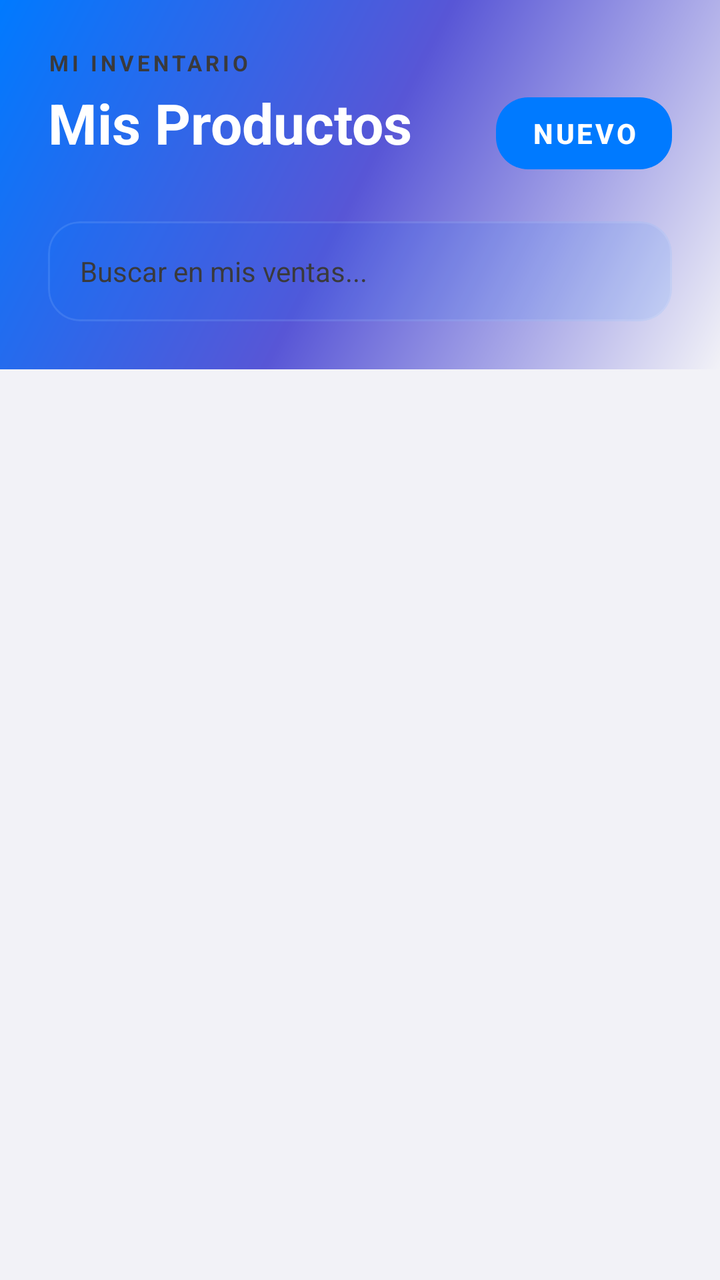
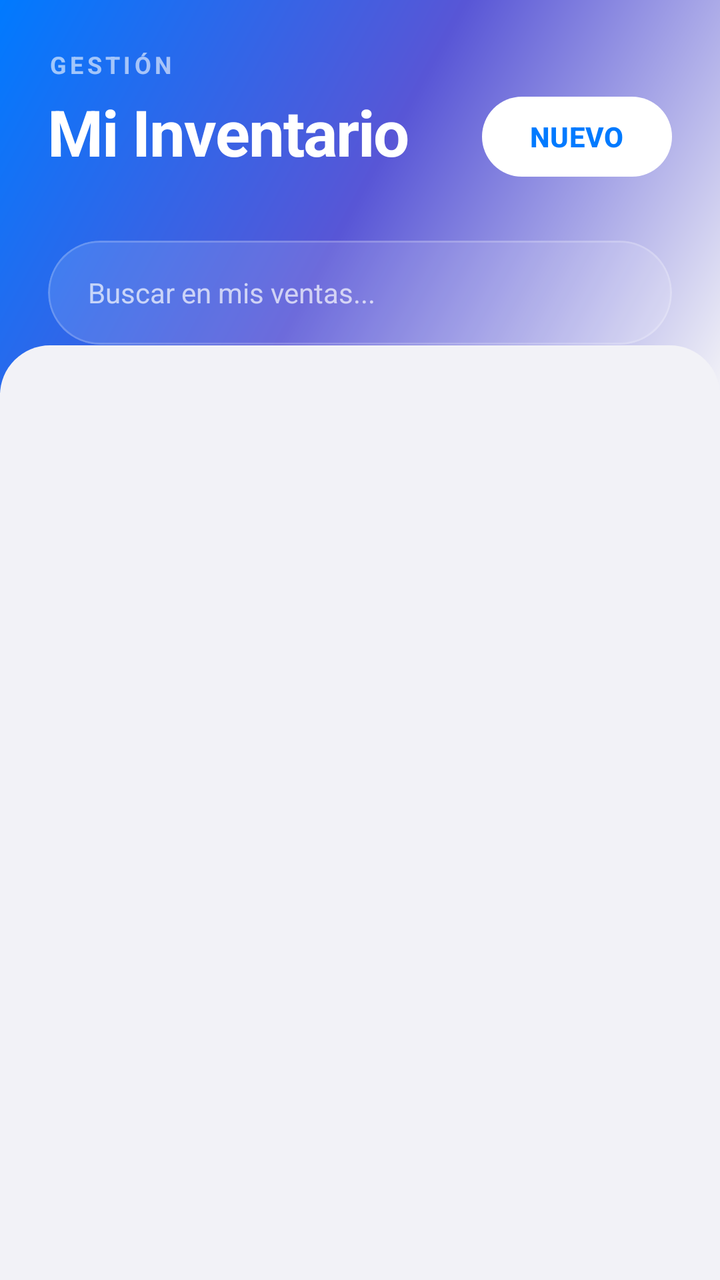

Screens rendered from an Android XML layout before and after an edit, with the pre-edit source and the edit as a unified diff.
<!-- AndroidManifest.xml: application theme Theme.ActividadMenu -->
<!-- res/layout/fragment_producto.xml -->
<?xml version="1.0" encoding="utf-8"?>
<androidx.coordinatorlayout.widget.CoordinatorLayout xmlns:android="http://schemas.android.com/apk/res/android"
    xmlns:app="http://schemas.android.com/apk/res-auto"
    xmlns:tools="http://schemas.android.com/tools"
    android:layout_width="match_parent"
    android:layout_height="match_parent"
    android:background="@color/background">

    <com.google.android.material.appbar.AppBarLayout
        android:layout_width="match_parent"
        android:layout_height="wrap_content"
        android:background="@android:color/transparent"
        app:elevation="0dp">

        <com.google.android.material.appbar.CollapsingToolbarLayout
            android:layout_width="match_parent"
            android:layout_height="wrap_content"
            app:layout_scrollFlags="scroll|exitUntilCollapsed">

            <LinearLayout
                android:layout_width="match_parent"
                android:layout_height="wrap_content"
                android:background="@drawable/header_gradient"
                android:orientation="vertical"
                android:padding="24dp"
                android:paddingTop="64dp"
                android:paddingBottom="32dp">

                <TextView
                    android:layout_width="wrap_content"
                    android:layout_height="wrap_content"
                    android:text="MI INVENTARIO"
                    android:textColor="@color/text_secondary"
                    android:textSize="11sp"
                    android:textStyle="bold"
                    android:letterSpacing="0.15" />

                <RelativeLayout
                    android:layout_width="match_parent"
                    android:layout_height="wrap_content"
                    android:layout_marginTop="4dp">

                    <TextView
                        android:layout_width="wrap_content"
                        android:layout_height="wrap_content"
                        android:text="Mis Productos"
                        android:textColor="@color/white"
                        android:textSize="28sp"
                        android:textStyle="bold" />

                    <com.google.android.material.button.MaterialButton
                        android:id="@+id/btnAgregarProducto"
                        style="@style/Widget.MaterialComponents.Button.UnelevatedButton"
                        android:layout_width="wrap_content"
                        android:layout_height="wrap_content"
                        android:layout_alignParentEnd="true"
                        android:layout_centerVertical="true"
                        android:text="NUEVO"
                        android:textColor="@color/white"
                        android:textStyle="bold"
                        app:cornerRadius="16dp"
                        app:backgroundTint="@color/primary" />
                </RelativeLayout>

                <com.google.android.material.card.MaterialCardView
                    android:layout_width="match_parent"
                    android:layout_height="wrap_content"
                    android:layout_marginTop="20dp"
                    app:cardCornerRadius="16dp"
                    app:cardElevation="0dp"
                    app:cardBackgroundColor="@color/glass_dark"
                    app:strokeWidth="1dp"
                    app:strokeColor="#1AFFFFFF">

                    <EditText
                        android:id="@+id/etSearch"
                        android:layout_width="match_parent"
                        android:layout_height="50dp"
                        android:background="@android:color/transparent"
                        android:hint="Buscar en mis ventas..."
                        android:paddingHorizontal="16dp"
                        android:textColor="@color/white"
                        android:textColorHint="@color/text_secondary"
                        android:textSize="14sp"
                        android:maxLines="1"
                        android:inputType="text" />
                </com.google.android.material.card.MaterialCardView>

            </LinearLayout>
        </com.google.android.material.appbar.CollapsingToolbarLayout>
    </com.google.android.material.appbar.AppBarLayout>

    <androidx.recyclerview.widget.RecyclerView
        android:id="@+id/rvProductos"
        android:layout_width="match_parent"
        android:layout_height="match_parent"
        android:clipToPadding="false"
        android:paddingTop="12dp"
        android:paddingBottom="80dp"
        android:layout_marginTop="-20dp"
        android:layoutAnimation="@anim/layout_animation_fall_down"
        app:layout_behavior="@string/appbar_scrolling_view_behavior" />

    <LinearLayout
        android:id="@+id/layoutEmpty"
        android:layout_width="wrap_content"
        android:layout_height="wrap_content"
        android:layout_gravity="center"
        android:gravity="center"
        android:orientation="vertical"
        android:visibility="gone">

        <TextView
            android:layout_width="wrap_content"
            android:layout_height="wrap_content"
            android:text="No tienes publicaciones"
            android:textColor="@color/text_secondary"
            android:textSize="16sp"
            android:textStyle="bold" />

        <TextView
            android:layout_width="wrap_content"
            android:layout_height="wrap_content"
            android:text="Usa el botón de arriba para empezar"
            android:textColor="@color/text_hint"
            android:textSize="14sp" />
    </LinearLayout>

</androidx.coordinatorlayout.widget.CoordinatorLayout>
<!-- resources referenced by this layout -->
<resources>
  <color name="background">#F2F2F7</color>
  <color name="glass_dark">#1A007AFF</color>
  <color name="primary">#007AFF</color>
  <color name="text_hint">#8E8E93</color>
  <color name="text_secondary">#3A3A3C</color>
  <color name="white">#FFFFFFFF</color>
  <!-- drawable header_gradient (drawable) -->
  <?xml version="1.0" encoding="utf-8"?>
  <shape xmlns:android="http://schemas.android.com/apk/res/android">
      <gradient
          android:angle="315"
          android:startColor="@color/grad_start"
          android:centerColor="@color/grad_center"
          android:endColor="@color/grad_end"
          android:type="linear" />
  </shape>
  <style name="Theme.ActividadMenu" parent="Base.Theme.ActividadMenu" />
  <color name="grad_start">#007AFF</color>
  <color name="grad_center">#5856D6</color>
  <color name="grad_end">#F2F2F7</color>
  <style name="Base.Theme.ActividadMenu" parent="Theme.Material3.DayNight.NoActionBar">
          <item name="colorPrimary">@color/primary</item>
          <item name="colorPrimaryDark">@color/primary_dark</item>
          <item name="colorOnPrimary">@color/text_on_primary</item>
          
          
          <item name="colorSurface">@color/surface</item>
          <item name="colorSurfaceVariant">@color/surface_variant</item>
          <item name="colorOnSurface">@color/text_primary</item>
          <item name="colorOnSurfaceVariant">@color/text_secondary</item>
          <item name="colorOutline">@color/divider</item>
  
          <item name="android:statusBarColor">@color/primary</item>
          <item name="android:windowLightStatusBar">true</item>
          <item name="android:navigationBarColor">@color/background</item>
      </style>
  <color name="primary_dark">#0056B3</color>
  <color name="text_on_primary">#FFFFFF</color>
  <color name="surface">#FFFFFF</color>
  <color name="surface_variant">#E5E5EA</color>
  <color name="text_primary">#000000</color>
  <color name="divider">#C6C6C8</color>
</resources>

<!-- the commit's change to res/layout/fragment_producto.xml (unified diff, before → after) -->
@@ -23,19 +23,20 @@
                 android:background="@drawable/header_gradient"
                 android:orientation="vertical"
                 android:padding="24dp"
-                android:paddingTop="64dp"
-                android:paddingBottom="32dp">
+                android:paddingTop="60dp"
+                android:paddingBottom="40dp">
 
                 <TextView
                     android:layout_width="wrap_content"
                     android:layout_height="wrap_content"
-                    android:text="MI INVENTARIO"
-                    android:textColor="@color/text_secondary"
-                    android:textSize="11sp"
+                    android:text="GESTIÓN"
+                    android:textColor="@color/white"
+                    android:alpha="0.6"
+                    android:textSize="12sp"
                     android:textStyle="bold"
                     android:letterSpacing="0.15" />
 
-                <RelativeLayout
+                <androidx.constraintlayout.widget.ConstraintLayout
                     android:layout_width="match_parent"
                     android:layout_height="wrap_content"
                     android:layout_marginTop="4dp">
@@ -43,44 +44,48 @@
                     <TextView
                         android:layout_width="wrap_content"
                         android:layout_height="wrap_content"
-                        android:text="Mis Productos"
+                        android:text="Mi Inventario"
                         android:textColor="@color/white"
-                        android:textSize="28sp"
-                        android:textStyle="bold" />
+                        android:textSize="32sp"
+                        android:textStyle="bold"
+                        android:letterSpacing="-0.02"
+                        app:layout_constraintStart_toStartOf="parent"
+                        app:layout_constraintTop_toTopOf="parent" />
 
                     <com.google.android.material.button.MaterialButton
                         android:id="@+id/btnAgregarProducto"
-                        style="@style/Widget.MaterialComponents.Button.UnelevatedButton"
                         android:layout_width="wrap_content"
-                        android:layout_height="wrap_content"
-                        android:layout_alignParentEnd="true"
-                        android:layout_centerVertical="true"
+                        android:layout_height="48dp"
                         android:text="NUEVO"
-                        android:textColor="@color/white"
+                        android:textColor="@color/primary"
                         android:textStyle="bold"
-                        app:cornerRadius="16dp"
-                        app:backgroundTint="@color/primary" />
-                </RelativeLayout>
+                        app:backgroundTint="@color/white"
+                        app:cornerRadius="24dp"
+                        app:layout_constraintBottom_toBottomOf="parent"
+                        app:layout_constraintEnd_toEndOf="parent"
+                        app:layout_constraintTop_toTopOf="parent" />
+                </androidx.constraintlayout.widget.ConstraintLayout>
 
+                
                 <com.google.android.material.card.MaterialCardView
                     android:layout_width="match_parent"
-                    android:layout_height="wrap_content"
-                    android:layout_marginTop="20dp"
-                    app:cardCornerRadius="16dp"
+                    android:layout_height="52dp"
+                    android:layout_marginTop="28dp"
+                    app:cardCornerRadius="26dp"
                     app:cardElevation="0dp"
-                    app:cardBackgroundColor="@color/glass_dark"
+                    app:cardBackgroundColor="#20FFFFFF"
                     app:strokeWidth="1dp"
-                    app:strokeColor="#1AFFFFFF">
+                    app:strokeColor="#30FFFFFF">
 
                     <EditText
                         android:id="@+id/etSearch"
                         android:layout_width="match_parent"
-                        android:layout_height="50dp"
+                        android:layout_height="match_parent"
                         android:background="@android:color/transparent"
                         android:hint="Buscar en mis ventas..."
-                        android:paddingHorizontal="16dp"
+                        android:paddingHorizontal="20dp"
                         android:textColor="@color/white"
-                        android:textColorHint="@color/text_secondary"
+                        android:textColorHint="#B0FFFFFF"
                         android:textSize="14sp"
                         android:maxLines="1"
                         android:inputType="text" />
@@ -95,35 +100,47 @@
         android:layout_width="match_parent"
         android:layout_height="match_parent"
         android:clipToPadding="false"
-        android:paddingTop="12dp"
-        android:paddingBottom="80dp"
-        android:layout_marginTop="-20dp"
-        android:layoutAnimation="@anim/layout_animation_fall_down"
+        android:paddingTop="20dp"
+        android:paddingBottom="100dp"
+        android:layout_marginTop="-24dp"
+        android:background="@drawable/search_bg"
+        android:backgroundTint="@color/background"
         app:layout_behavior="@string/appbar_scrolling_view_behavior" />
 
     <LinearLayout
         android:id="@+id/layoutEmpty"
-        android:layout_width="wrap_content"
+        android:layout_width="match_parent"
         android:layout_height="wrap_content"
         android:layout_gravity="center"
         android:gravity="center"
         android:orientation="vertical"
+        android:padding="40dp"
         android:visibility="gone">
+
+        <ImageView
+            android:layout_width="140dp"
+            android:layout_height="140dp"
+            android:src="@android:drawable/ic_menu_edit"
+            app:tint="@color/primary"
+            android:alpha="0.2" />
 
         <TextView
             android:layout_width="wrap_content"
             android:layout_height="wrap_content"
-            android:text="No tienes publicaciones"
-            android:textColor="@color/text_secondary"
-            android:textSize="16sp"
+            android:layout_marginTop="20dp"
+            android:text="Inventario vacío"
+            android:textColor="@color/text_primary"
+            android:textSize="20sp"
             android:textStyle="bold" />
 
         <TextView
             android:layout_width="wrap_content"
             android:layout_height="wrap_content"
-            android:text="Usa el botón de arriba para empezar"
+            android:layout_marginTop="8dp"
+            android:text="Toca 'NUEVO' para empezar a vender"
             android:textColor="@color/text_hint"
-            android:textSize="14sp" />
+            android:textSize="14sp"
+            android:gravity="center" />
     </LinearLayout>
 
 </androidx.coordinatorlayout.widget.CoordinatorLayout>
<!-- resource entries referenced after the edit -->
@@ -1,7 +1,6 @@
 <!-- resources referenced by this layout -->
 <resources>
   <color name="background">#F2F2F7</color>
-  <color name="glass_dark">#1A007AFF</color>
   <color name="primary">#007AFF</color>
   <color name="text_hint">#8E8E93</color>
   <color name="text_secondary">#3A3A3C</color>
@@ -16,6 +15,13 @@
           android:endColor="@color/grad_end"
           android:type="linear" />
   </shape>
+  <!-- drawable search_bg (drawable) -->
+  <?xml version="1.0" encoding="utf-8"?>
+  <shape xmlns:android="http://schemas.android.com/apk/res/android">
+      <solid android:color="@color/white" />
+      <corners android:radius="25dp" />
+      <padding android:left="16dp" android:right="16dp" />
+  </shape>
   <style name="Theme.ActividadMenu" parent="Base.Theme.ActividadMenu" />
   <color name="grad_start">#007AFF</color>
   <color name="grad_center">#5856D6</color>
@@ -24,14 +30,11 @@
           <item name="colorPrimary">@color/primary</item>
           <item name="colorPrimaryDark">@color/primary_dark</item>
           <item name="colorOnPrimary">@color/text_on_primary</item>
-          
-          
           <item name="colorSurface">@color/surface</item>
           <item name="colorSurfaceVariant">@color/surface_variant</item>
           <item name="colorOnSurface">@color/text_primary</item>
           <item name="colorOnSurfaceVariant">@color/text_secondary</item>
           <item name="colorOutline">@color/divider</item>
-  
           <item name="android:statusBarColor">@color/primary</item>
           <item name="android:windowLightStatusBar">true</item>
           <item name="android:navigationBarColor">@color/background</item>
